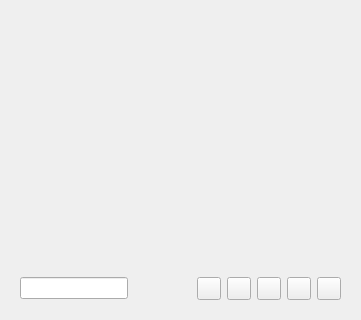
KDE/krita, file libs/widgets/WdgPaletteListWidget.ui: the form before one commit; both pictures show x 0 to 361 and y 176 to 496 of the 361 by 496 pixel window.
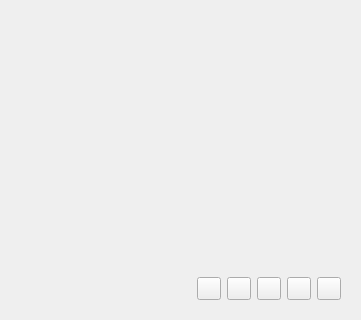
The form after the commit. Icons and pictures are not drawn.

Commit message:
The palette docker is nearly finished
With import and export button yet to be done

T8646

```diff
--- a/libs/widgets/WdgPaletteListWidget.ui
+++ b/libs/widgets/WdgPaletteListWidget.ui
@@ -37,9 +37,6 @@
       </sizepolicy>
      </property>
      <layout class="QHBoxLayout" name="horizontalLayout">
-      <item>
-       <widget class="QLineEdit" name="lineEditPaletteName"/>
-      </item>
       <item>
        <spacer name="horizontalSpacer">
         <property name="orientation">
```
The commit also changes 13 other files.
